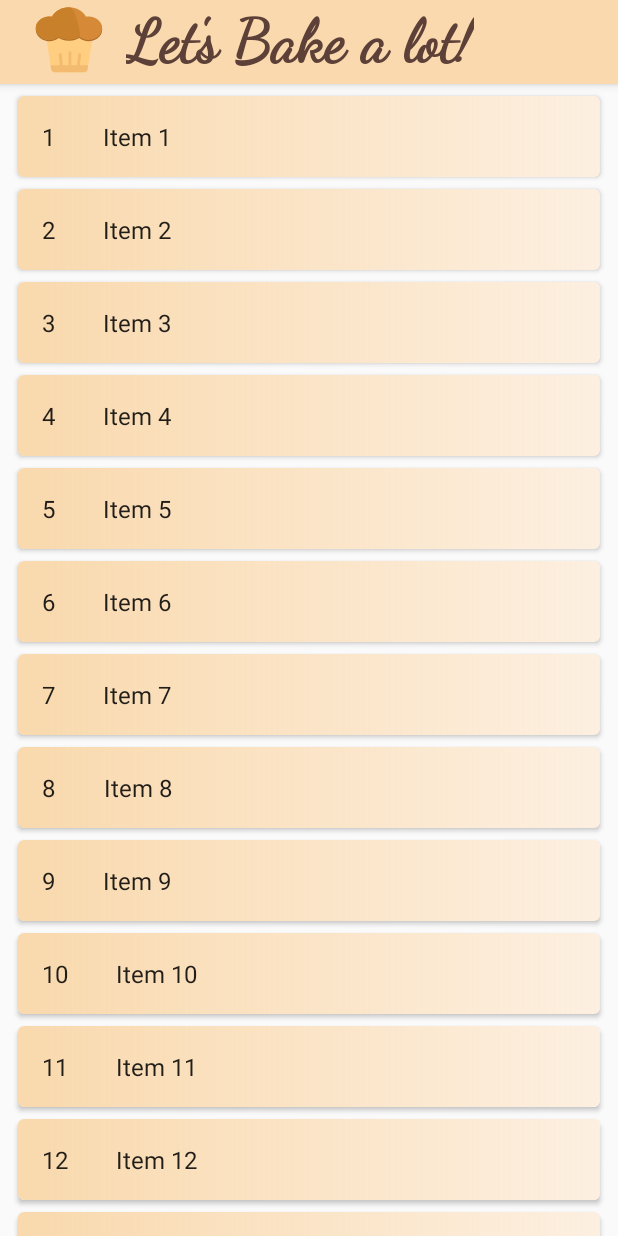
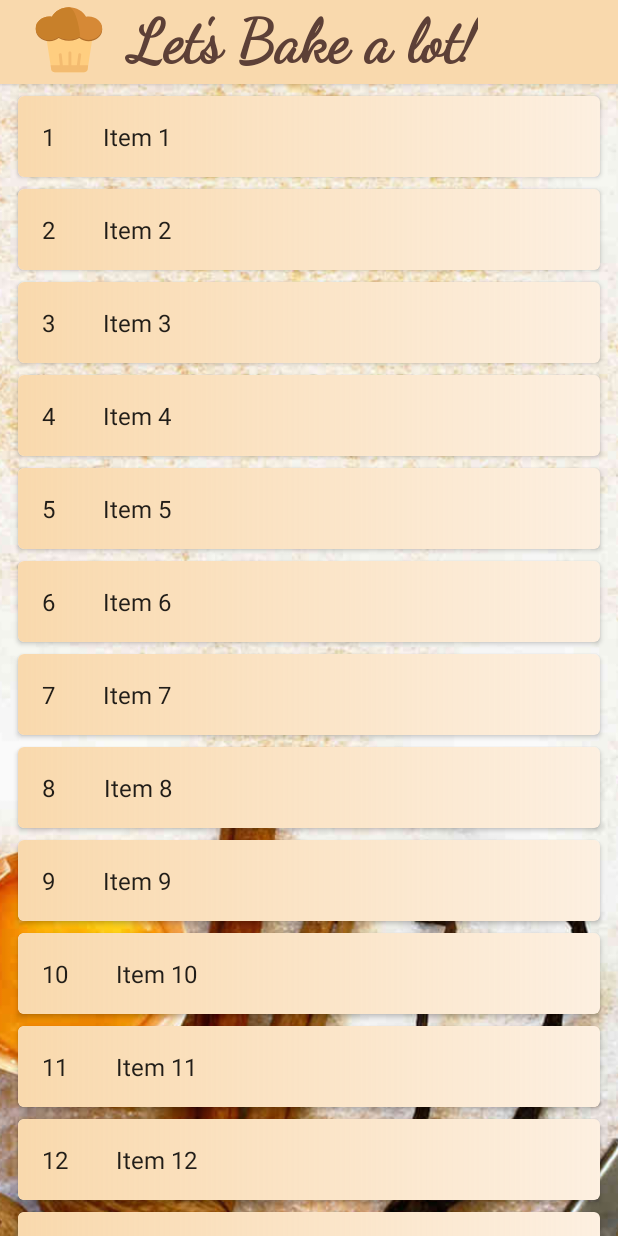
Before and after one commit to SerggioC/BakingApp, an Android app: the screen it shows after launch (recipeListActivity), on a phone screen of 412 x 824 dp. Run offline under Robolectric (Android 15) with nearby library versions, the phone set to English and light mode, and no system bars.

Commit message:
baking app layout

```diff
--- a/app/src/main/java/com/sergiocruz/bakingapp/recipeListActivity.java
+++ b/app/src/main/java/com/sergiocruz/bakingapp/recipeListActivity.java
@@ -7,8 +7,6 @@ import android.support.annotation.NonNull;
 import android.support.v7.app.AppCompatActivity;
 import android.support.v7.widget.RecyclerView;
 import android.support.v7.widget.Toolbar;
-import android.support.design.widget.FloatingActionButton;
-import android.support.design.widget.Snackbar;
 import android.view.LayoutInflater;
 import android.view.View;
 import android.view.ViewGroup;
@@ -43,15 +41,6 @@ public class recipeListActivity extends AppCompatActivity {
         setSupportActionBar(toolbar);
         toolbar.setTitle(getTitle());
 
-        FloatingActionButton fab = (FloatingActionButton) findViewById(R.id.fab);
-        fab.setOnClickListener(new View.OnClickListener() {
-            @Override
-            public void onClick(View view) {
-                Snackbar.make(view, "Replace with your own action", Snackbar.LENGTH_LONG)
-                        .setAction("Action", null).show();
-            }
-        });
-
         if (findViewById(R.id.recipe_detail_container) != null) {
             // The detail container view will be present only in the
             // large-screen layouts (res/values-w900dp).
@@ -72,7 +61,7 @@ public class recipeListActivity extends AppCompatActivity {
     public static class SimpleItemRecyclerViewAdapter
             extends RecyclerView.Adapter<SimpleItemRecyclerViewAdapter.ViewHolder> {
 
-        private final ItemListActivity mParentActivity;
+        private final recipeListActivity mParentActivity;
         private final List<DummyContent.DummyItem> mValues;
         private final boolean mTwoPane;
         private final View.OnClickListener mOnClickListener = new View.OnClickListener() {
--- a/app/src/main/res/layout-w900dp/recipe_list.xml
+++ b/app/src/main/res/layout-w900dp/recipe_list.xml
@@ -1,11 +1,13 @@
 <?xml version="1.0" encoding="utf-8"?>
-<LinearLayout xmlns:android="http://schemas.android.com/apk/res/android"
+<LinearLayout
+    xmlns:android="http://schemas.android.com/apk/res/android"
     xmlns:app="http://schemas.android.com/apk/res-auto"
     xmlns:tools="http://schemas.android.com/tools"
     android:layout_width="match_parent"
     android:layout_height="match_parent"
     android:layout_marginLeft="16dp"
     android:layout_marginRight="16dp"
+    android:layout_marginTop="4dp"
     android:baselineAligned="false"
     android:divider="?android:attr/dividerHorizontal"
     android:orientation="horizontal"
@@ -18,7 +20,8 @@
 
     -->
 
-    <android.support.v7.widget.RecyclerView xmlns:android="http://schemas.android.com/apk/res/android"
+    <android.support.v7.widget.RecyclerView
+        xmlns:android="http://schemas.android.com/apk/res/android"
         xmlns:tools="http://schemas.android.com/tools"
         android:id="@+id/recipe_list"
         android:name="com.sergiocruz.bakingapp.recipeListFragment"
@@ -26,7 +29,7 @@
         android:layout_height="match_parent"
         android:layout_marginLeft="16dp"
         android:layout_marginRight="16dp"
-                                            app:layoutManager="LinearLayoutManager"
+        app:layoutManager="android.support.v7.widget.GridLayoutManager"
         tools:context="com.sergiocruz.bakingapp.recipeListActivity"
         tools:listitem="@layout/recipe_list_content"/>
 
--- a/app/src/main/res/layout/activity_recipe_list.xml
+++ b/app/src/main/res/layout/activity_recipe_list.xml
@@ -19,14 +19,17 @@
     </android.support.design.widget.AppBarLayout>
 
 
-
     <FrameLayout
         android:id="@+id/frameLayout"
         android:layout_width="match_parent"
         android:layout_height="match_parent"
-        android:layout_marginTop="4dp"
         app:layout_behavior="@string/appbar_scrolling_view_behavior">
 
+        <ImageView
+            android:layout_width="wrap_content"
+            android:layout_height="wrap_content"
+            android:scaleType="centerCrop"
+            android:src="@drawable/baking_background"/>
 
         <include layout="@layout/recipe_list"/>
 
--- a/app/src/main/res/layout/recipe_list.xml
+++ b/app/src/main/res/layout/recipe_list.xml
@@ -9,6 +9,7 @@
     android:layout_height="match_parent"
     android:layout_marginLeft="4dp"
     android:layout_marginRight="4dp"
+    android:layout_marginTop="4dp"
     app:layoutManager="android.support.v7.widget.LinearLayoutManager"
     tools:context=".recipeListActivity"
     tools:listitem="@layout/recipe_list_content"/>
--- a/app/src/main/res/layout/toolbar_layout.xml
+++ b/app/src/main/res/layout/toolbar_layout.xml
@@ -5,8 +5,7 @@
     android:id="@+id/toolbar"
     android:layout_width="match_parent"
     android:layout_height="?attr/actionBarSize"
-    android:background="@color/colorPrimary"
-    android:fitsSystemWindows="true">
+    android:background="@color/colorPrimary">
 
     <LinearLayout
         android:layout_width="match_parent"
@@ -24,11 +23,9 @@
             android:id="@+id/main_textview_title"
             android:layout_width="wrap_content"
             android:layout_height="match_parent"
-            android:layout_marginLeft="8dp"
-            android:layout_marginStart="8dp"
             android:fontFamily="@font/dancing_script_regular"
             android:gravity="start|center_vertical"
-            android:text="@string/app_name"
+            android:text=" Let's Bake a lot!"
             android:textColor="@color/brown700"
             android:textSize="40sp"
             android:textStyle="bold"
```
Lines whose indentation alone changed are shown as unchanged.
